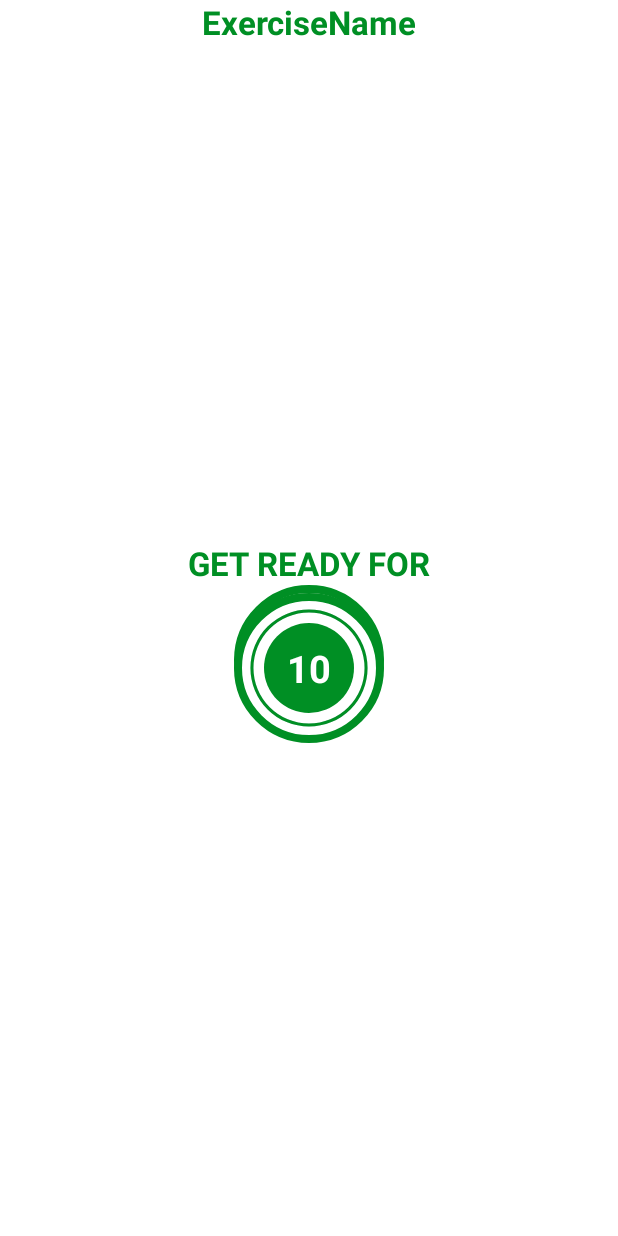
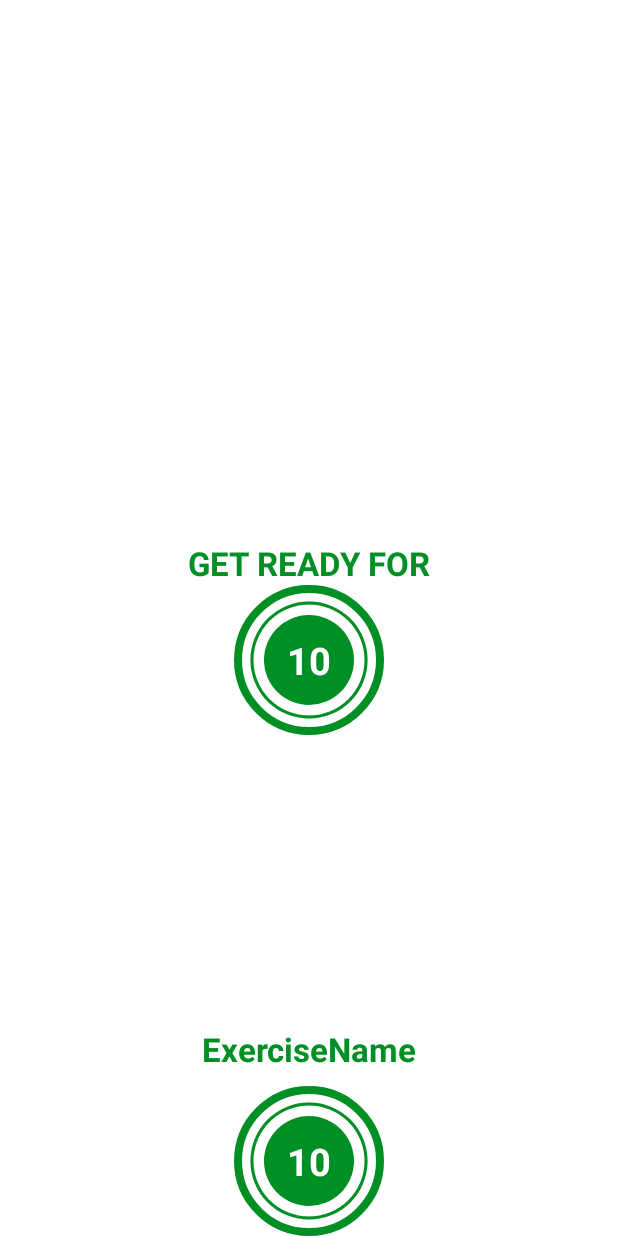
Before and after one commit to tranvuhung/7minutesworkout, an Android app: the layout activity_exercise.xml on its own in the app's theme, with its tools: preview values and no code run, on a phone screen of 412 x 824 dp. Run offline under Robolectric (Android 15) with nearby library versions, the phone set to English and light mode, and no system bars.

Commit message:
fix layout

```diff
--- a/app/src/main/res/layout/activity_exercise.xml
+++ b/app/src/main/res/layout/activity_exercise.xml
@@ -108,7 +108,7 @@
         app:layout_constraintBottom_toBottomOf="parent"
         app:layout_constraintEnd_toEndOf="parent"
         app:layout_constraintStart_toStartOf="parent"
-        app:layout_constraintTop_toBottomOf="@id/toolbarExercise">
+        app:layout_constraintTop_toBottomOf="@id/tvExerciseName">
 
         <ProgressBar
             android:id="@+id/progressBarExercise"
```
